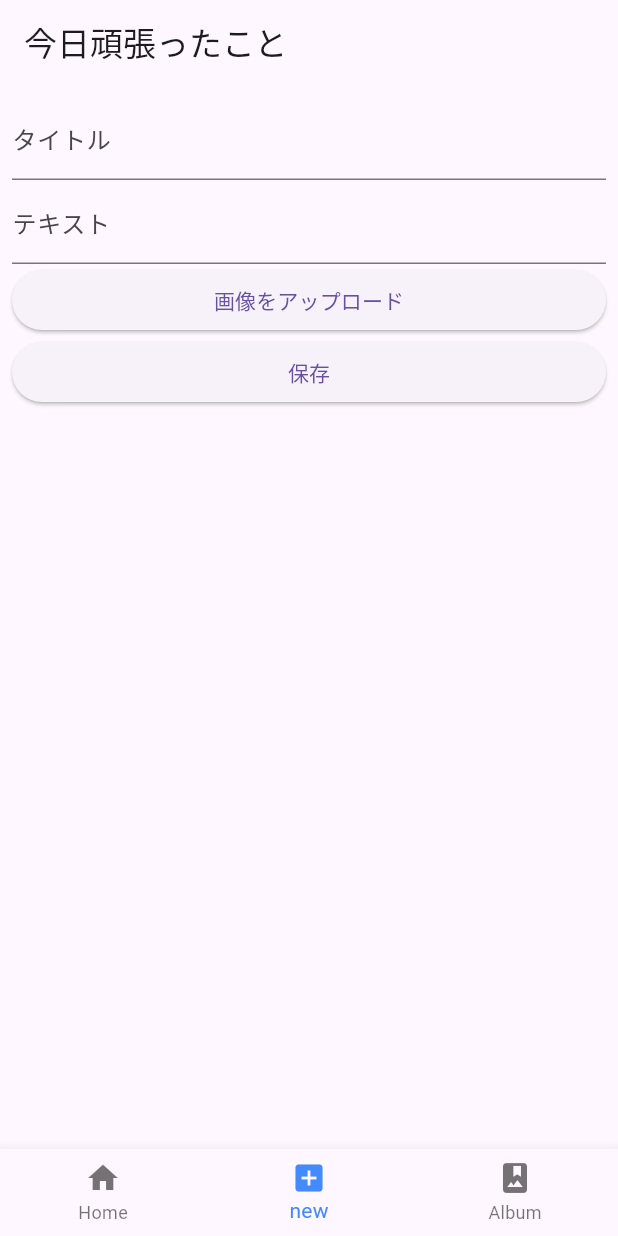
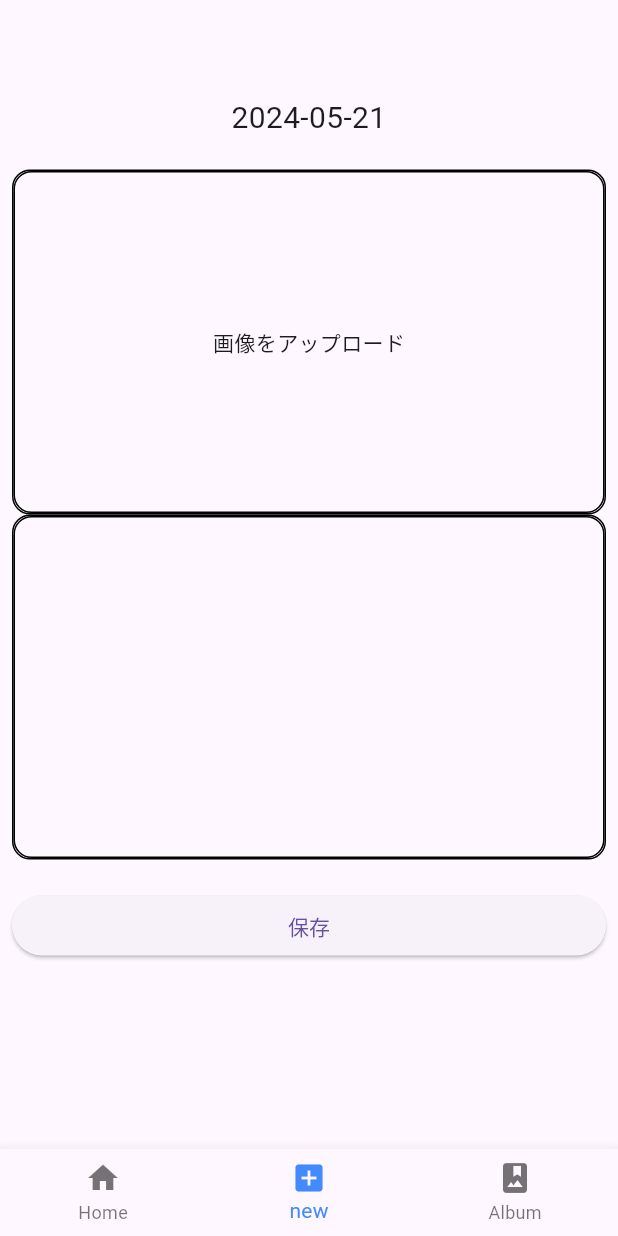
Before and after one commit to I-Shizu/fight_app2, a Flutter app: the screen it shows after launch, item 2 of the bottom bar chosen, on a phone screen of 412 x 824 dp. Run offline on Flutter 3.47's test engine with Material 3 defaults, Android fonts, the phone set to English and light mode, and no system bars; our stand-ins replace cloud_firestore, firebase_core, firebase_storage, google_fonts, image_picker, table_calendar; accounts and stored records are empty.

Commit message:
画像アップロードのエラー直し。containerをgesturedetecterを用いて検知。その他UIの訂正

```diff
--- a/lib/Page/calendar_page.dart
+++ b/lib/Page/calendar_page.dart
@@ -84,7 +84,6 @@
                                 },
                                 icon: const Icon(Icons.delete),
                               ),
-                              title: Text(document['title']),
                               subtitle:
                                   Column(
                                     children: [
--- a/lib/Page/edit_page.dart
+++ /dev/null
@@ -1,123 +0,0 @@
-import 'dart:io';
-import 'package:cloud_firestore/cloud_firestore.dart';
-//import 'package:fight_app/Page/album_page.dart';
-import 'package:fight_app2/main.dart';
-import 'package:flutter/material.dart';
-import 'package:firebase_storage/firebase_storage.dart';
-import 'package:image_picker/image_picker.dart';
-
-
-class EditPage extends StatefulWidget {
-  const EditPage({super.key,});
-
-  @override
-  State<EditPage> createState() => _EditPageState();
-}
-
-class _EditPageState extends State<EditPage> {
-
-  final TextEditingController _titleController = TextEditingController();
-  final TextEditingController _textController = TextEditingController();
-  final DateTime _postTime = DateTime.now();
-  String? _imageUrl;
-  //bool _upLoading = false;
-
-  @override
-  Widget build(BuildContext context) {
-    return Scaffold(
-      appBar: AppBar(
-        title: const Text('今日頑張ったこと'),
-        //backgroundColor: Colors.blue,
-      ),
-      body: Padding(
-        padding: const EdgeInsets.all(8.0),
-        child: Column(
-          crossAxisAlignment: CrossAxisAlignment.stretch,
-          children: [
-            TextField(
-              controller: _titleController,
-              decoration: const InputDecoration(labelText: 'タイトル'),
-            ),
-            TextField(
-              controller: _textController,
-              decoration: const InputDecoration(labelText: 'テキスト'),
-            ),
-            ElevatedButton(
-              onPressed: ()  async{
-               // 画像のアップロードを行う前に、画像が既に選択されているかを確認
-                if (_imageUrl != null) {
-                  ScaffoldMessenger.of(context).showSnackBar(
-                    const SnackBar(
-                      content: Text('エラー：既に画像が選択されています'),
-                      duration: Duration(seconds: 3),
-                    )
-                  );
-                  return; // 画像が既に選択されている場合は処理を中断
-                }
-                // 画像の選択とアップロードを行う
-                await upload();
-              },
-              child: const Text('画像をアップロード'),
-            ),
-            if(_imageUrl != null)
-              Image.network(_imageUrl!),
-            ElevatedButton(
-              onPressed: () async {
-                if (_textController.text.isNotEmpty && _titleController.text.isNotEmpty && _imageUrl != null) {
-                  // 画像のURLが取得されているかを確認
-                  await _addToFirebase();
-                  Navigator.of(context).push(MaterialPageRoute(builder: (context) => const MyApp()));
-                } else {
-                  ScaffoldMessenger.of(context).showSnackBar(
-                    const SnackBar(
-                      content: Text('エラー：テキストとタイトルを入力し、画像をアップロードしてください'),
-                      duration: Duration(seconds: 3),
-                    )
-                  );
-                }
-              },
-              child: const Text('保存'),
-            ),
-          ],
-        ),
-      ),
-    );
-  }
-
-  Future upload() async {
-    // 画像をスマホのギャラリーから取得
-    final image = await ImagePicker().pickImage(source: ImageSource.gallery);
-    // 画像を取得できた場合はFirebaseStorageにアップロードする
-    if (image != null) {
-      final imageFile = File(image.path);
-      FirebaseStorage storage = FirebaseStorage.instance;
-      final timeStamp = DateTime.now().millisecondsSinceEpoch.toString();
-      final imageName = 'image_$timeStamp.jpg';
-
-      try {
-        final TaskSnapshot uploadTask = await storage.ref(imageName).putFile(imageFile);
-        final String imageUrl = await uploadTask.ref.getDownloadURL();
-        print('Uploaded image URL: $imageUrl');
-        setState(() {
-          _imageUrl = imageUrl;
-        });
-      } catch (e) {
-        print('Error uploading image: $e');
-      }
-    }
-    return;
-  }
-
-  Future<void> _addToFirebase() async {
-    final db = FirebaseFirestore.instance;
-
-    final post = <String, dynamic>{
-      "title" : _titleController.text,
-      "text" : _textController.text,
-      "date" : Timestamp.fromDate(_postTime),
-      "imageUrl" : _imageUrl,
-    };
-
-    await db.collection('posts').add(post);
-  }
-}
--- a/lib/Page/home_page.dart
+++ b/lib/Page/home_page.dart
@@ -13,7 +13,7 @@
           children: [
             Padding(
               padding: EdgeInsets.all(8),//ここの調節をどうにかする
-              child: Text('頑張る日記'),
+              //child: Text('頑張る日記'),
             ),
           ],
         ),
--- /dev/null
+++ b/lib/Page/new_post_page.dart
@@ -0,0 +1,197 @@
+import 'dart:io';
+import 'package:cloud_firestore/cloud_firestore.dart';
+import 'package:fight_app2/Utils/tategaki.dart';
+import 'package:fight_app2/main.dart';
+import 'package:flutter/material.dart';
+import 'package:firebase_storage/firebase_storage.dart';
+import 'package:image_picker/image_picker.dart';
+import 'package:intl/intl.dart';
+
+
+class NewPostPage extends StatefulWidget {
+  const NewPostPage({super.key,});
+
+  @override
+  State<NewPostPage> createState() => _NewPostPageState();
+}
+
+class _NewPostPageState extends State<NewPostPage> {
+
+  final TextEditingController _textController = TextEditingController();
+  final DateTime _postTime = DateTime.now();
+  final formatter = DateFormat('yyyy-MM-dd');
+  String? _imageUrl;
+
+  @override
+  Widget build(BuildContext context) {
+    return Scaffold(
+      appBar: AppBar(),
+      body: Padding(
+        padding: const EdgeInsets.all(8.0),
+        child: Column(
+          crossAxisAlignment: CrossAxisAlignment.stretch,
+          children: [
+            Text(//今日の日付
+              formatter.format(_postTime),
+              textAlign: TextAlign.center,
+              style: TextStyle(
+                fontSize: 20,
+              ),
+            ),
+            SizedBox(height: 20),
+            Column(
+              children: [
+                Container(//画像のアップロード
+                  width: double.infinity,// 横幅いっぱいまで広がる
+                  height: 230,
+                  decoration: BoxDecoration(
+                    border: Border.all(color: Colors.black),
+                    borderRadius: BorderRadius.circular(12),
+                  ),
+                  child: GestureDetector(//タップやドラックなど、ユーザーのアクションに対して関数を返すことができる
+                    onTap: () async {
+                      // 画像のアップロードを行う前に、画像が既に選択されているかを確認
+                      if (_imageUrl != null) {
+                        ScaffoldMessenger.of(context).showSnackBar(
+                          const SnackBar(
+                            content: Text('エラー：既に画像が選択されています'),
+                            duration: Duration(seconds: 3),
+                          )
+                        );
+                        return; // 画像が既に選択されている場合は処理を中断
+                      } else {
+                        await upload();
+                      }
+                    },
+                    child: Container(
+                      width: double.infinity,
+                      height: 230,
+                      decoration: BoxDecoration(
+                        border: Border.all(color: Colors.black),
+                        borderRadius: BorderRadius.circular(12),
+                      ),
+                      child: Center(
+                        child: showImage(),
+                      ),
+                    ),
+                  ),
+                ),
+                Container(//テキストの入力
+                  width: double.infinity,// 横幅いっぱいまで広がる
+                  height: 230,
+                  decoration: BoxDecoration(
+                    border: Border.all(color: Colors.black),
+                    borderRadius: BorderRadius.circular(12),
+                  ),
+                  child: GestureDetector(//タップやドラックなど、ユーザーのアクションに対して関数を返すことができる
+                    onTap: () {
+                      showDialog(
+                        context: context,
+                        builder: (context) {
+                          return AlertDialog(
+                            title: Text('がんばったこと'),
+                            content: TextField(
+                              controller: _textController,
+                              maxLines: 3,
+                              decoration: InputDecoration(
+                                border: OutlineInputBorder(),
+                              ),
+                            ),
+                            actions: [
+                              TextButton(
+                                onPressed: () {
+                                  setState(() {});
+                                  Navigator.of(context).pop();
+                                },
+                                child: Text('おけ'),
+                              ),
+                            ],
+                          );
+                        },
+                      );
+                    },
+                    child: Container(
+                      width: double.infinity,
+                      height: 230,
+                      decoration: BoxDecoration(
+                        border: Border.all(color: Colors.black),
+                        borderRadius: BorderRadius.circular(12),
+                      ),
+                      child: Center(
+                        child: Tategaki(
+                          text: _textController.text,
+                        ),
+                      ),
+                    ),
+                  ),
+                ),
+              ],
+            ),
+            SizedBox(height: 20,),
+            ElevatedButton(//保存ボタン
+              onPressed: () async {
+                if (_textController.text.isNotEmpty && _imageUrl != null) {
+                  // 画像のURLが取得されているかを確認
+                  await _addToFirebase();
+                  Navigator.of(context).push(MaterialPageRoute(builder: (context) => const MyApp()));
+                } else {
+                  ScaffoldMessenger.of(context).showSnackBar(
+                    const SnackBar(
+                      content: Text('エラー：テキストを入力し、画像をアップロードしてください'),
+                      duration: Duration(seconds: 2),
+                    )
+                  );
+                }
+              },
+              child: const Text('保存'),
+            ),
+          ],
+        ),
+      ),
+    );
+  }
+
+  Future upload() async {
+    // 画像をスマホのギャラリーから取得
+    final image = await ImagePicker().pickImage(source: ImageSource.gallery);
+    // 画像を取得できた場合はFirebaseStorageにアップロードする
+    if (image != null) {
+      final imageFile = File(image.path);
+      FirebaseStorage storage = FirebaseStorage.instance;
+      final timeStamp = DateTime.now().millisecondsSinceEpoch.toString();
+      final imageName = 'image_$timeStamp.jpg';
+
+      try {
+        final TaskSnapshot uploadTask = await storage.ref(imageName).putFile(imageFile);
+        final String imageUrl = await uploadTask.ref.getDownloadURL();
+        print('Uploaded image URL: $imageUrl');
+        setState(() {
+          _imageUrl = imageUrl;
+        });
+      } catch (e) {
+        print('Error uploading image: $e');
+      }
+    }
+    return;
+  }
+
+  Future<void> _addToFirebase() async {
+    final db = FirebaseFirestore.instance;
+
+    final post = <String, dynamic>{
+      "text" : _textController.text,
+      "date" : Timestamp.fromDate(_postTime),
+      "imageUrl" : _imageUrl,
+    };
+
+    await db.collection('posts').add(post);
+  }
+
+  Widget showImage() {
+    if(_imageUrl != null){
+      return Image.network(_imageUrl!);
+    } else {
+      return Text('画像をアップロード');
+    }
+  }
+}
--- /dev/null
+++ b/lib/Utils/tategaki.dart
@@ -0,0 +1,35 @@
+import 'package:fight_app2/Utils/vertical_rotated.dart';
+import 'package:flutter/material.dart';
+
+class Tategaki extends StatelessWidget {
+  final String text;
+  final TextStyle? style;
+  final double space;
+
+  Tategaki({
+    Key? key,
+    required this.text,
+    this.style,
+    this.space = 4,
+  }) : super(key: key);
+
+  @override
+  Widget build(BuildContext context) {
+    return Row(
+      textDirection: TextDirection.rtl,
+      children: text.split("\n").map((line) => _buildVerticalText(line)).toList(),
+    );
+  }
+
+  Widget _buildVerticalText(String line) {
+    return Column(
+      children: line.runes.map((rune) {
+        String char = String.fromCharCode(rune);
+        return Padding(
+          padding: EdgeInsets.only(bottom: space),
+          child: Text(VerticalRotated.rotate(char), style: style),
+        );
+      }).toList(),
+    );
+  }
+}
--- a/lib/main.dart
+++ b/lib/main.dart
@@ -1,9 +1,10 @@
 import 'package:fight_app2/Page/album_page.dart';
-import 'package:fight_app2/Page/edit_page.dart';
+import 'package:fight_app2/Page/new_post_page.dart';
 import 'package:fight_app2/Page/home_page.dart';
 import 'package:fight_app2/firebase_options.dart';
 import 'package:firebase_core/firebase_core.dart';
 import 'package:flutter/material.dart';
+import 'package:google_fonts/google_fonts.dart';
 
 
 void main() async {
@@ -22,14 +23,17 @@
   @override
   Widget build(BuildContext context) {
     return MaterialApp(
+      theme: ThemeData(
+        textTheme: GoogleFonts.hachiMaruPopTextTheme(
+          Theme.of(context).textTheme,
+        ),
+      ),
       home: FightApp(),
     );
   }
 }
 class FightApp extends StatefulWidget {
   const FightApp({super.key});
-
-
 
   @override
   State<FightApp> createState() => _FightAppState();
@@ -39,7 +43,7 @@
   int _currentIndex = 0;
   final _pageWidgets = [
     HomePage(),
-    const EditPage(),
+    const NewPostPage(),
     const AlbumPage(),
   ];
 
--- a/lib/post.dart
+++ b/lib/post.dart
@@ -1,13 +1,11 @@
 import 'package:cloud_firestore/cloud_firestore.dart';
 
 class Post {
-  final String title;
   final String text;
   final Timestamp? date;
   final String? imageUrl;
 
   Post({
-    required this.title,
     required this.text,
     required this.date,
     required this.imageUrl,
@@ -16,7 +14,6 @@
   factory Post.fromFirestore(DocumentSnapshot doc) {
     final data = doc.data() as Map<String, dynamic>;
     return Post(
-      title: data['title'],
       text: data['text'],
       date: data['date'],
       imageUrl: data['imageUrl'],
```
Also changed, not shown: fonts/Poetsen_One/OFL.txt (added, +93 -0 lines), lib/Page/album_page.dart (+3 -38 lines), lib/Utils/vertical_rotated.dart (added, +114 -0 lines), pubspec.yaml (+5 -4 lines), fonts/Poetsen_One/PoetsenOne-Regular.ttf (added), pubspec.lock, 7 other files.
